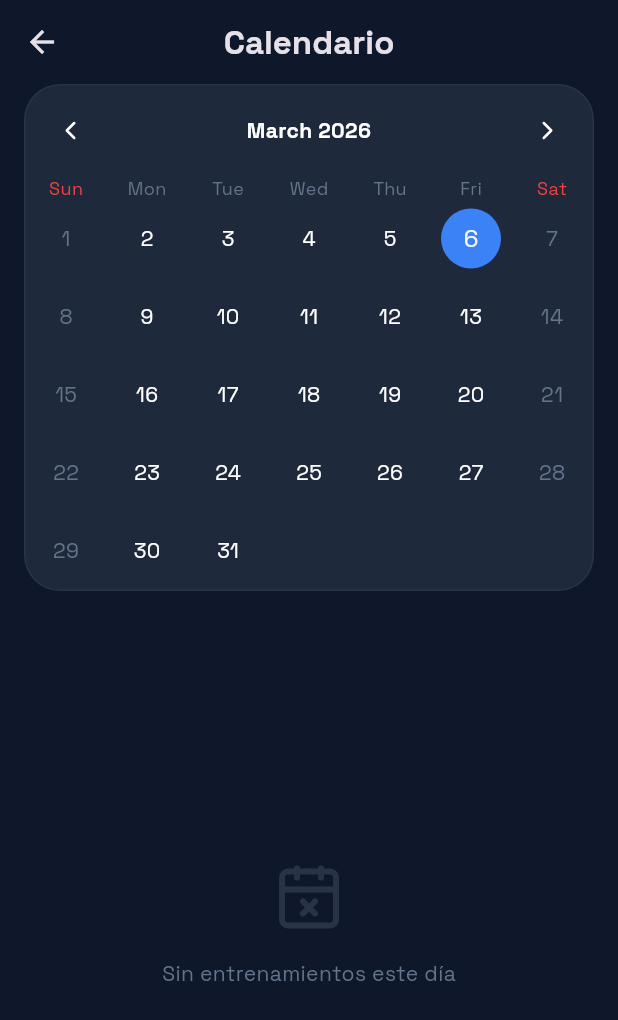
After one commit to S3ndoH/contador_vueltas_app, a Flutter app: the HomeScreen screen opened by its route, item 2 of the bottom bar chosen, on a phone screen of 412 x 824 dp. The commit adds this screen. Shown: the top 1020 px of the screen. Run offline on Flutter 3.47's test engine with Material 3 defaults, Android fonts, the phone set to English and light mode, and no system bars; drawn by our look-alikes of table_calendar; our stand-ins replace connectivity_plus, google_fonts, lucide_icons, shared_preferences, supabase_flutter; missing offline and left inert: wear_plus; accounts and stored records are empty; network calls fail.

Commit message:
feat: limit recent sessions to 5 and add calendar feature to home screen navigation

```diff
--- a/lib/main.dart
+++ b/lib/main.dart
@@ -5,6 +5,7 @@ import 'screens/login_screen.dart';
 import 'screens/register_screen.dart';
 import 'screens/home_screen.dart';
 import 'screens/training_screen.dart';
+import 'screens/calendar_screen.dart';
 
 void main() async {
   WidgetsFlutterBinding.ensureInitialized();
@@ -32,6 +33,7 @@ class MyApp extends StatelessWidget {
         '/register': (context) => const RegisterScreen(),
         '/home': (context) => const HomeScreen(),
         '/training': (context) => const TrainingScreen(),
+        '/calendar': (context) => const CalendarScreen(),
       },
     );
   }
--- /dev/null
+++ b/lib/screens/calendar_screen.dart
@@ -0,0 +1,259 @@
+import 'package:flutter/material.dart';
+import 'package:table_calendar/table_calendar.dart';
+import 'package:lucide_icons/lucide_icons.dart';
+import 'package:intl/intl.dart';
+import '../theme.dart';
+import '../models/training_summary.dart';
+import '../services/database_service.dart';
+
+class CalendarScreen extends StatefulWidget {
+  const CalendarScreen({super.key});
+
+  @override
+  State<CalendarScreen> createState() => _CalendarScreenState();
+}
+
+class _CalendarScreenState extends State<CalendarScreen> {
+  final _databaseService = DatabaseService();
+  CalendarFormat _calendarFormat = CalendarFormat.month;
+  DateTime _focusedDay = DateTime.now();
+  DateTime? _selectedDay;
+  List<TrainingSummary> _selectedEvents = [];
+  bool _isLoading = false;
+
+  @override
+  void initState() {
+    super.initState();
+    _selectedDay = _focusedDay;
+    _loadEventsForDay(_selectedDay!);
+  }
+
+  Future<void> _loadEventsForDay(DateTime day) async {
+    setState(() => _isLoading = true);
+    final events = await _databaseService.getTrainingsByDate(day);
+    if (mounted) {
+      setState(() {
+        _selectedEvents = events;
+        _isLoading = false;
+      });
+    }
+  }
+
+  @override
+  Widget build(BuildContext context) {
+    return Scaffold(
+      backgroundColor: AppColors.backgroundDark,
+      appBar: AppBar(
+        title: const Text(
+          'Calendario',
+          style: TextStyle(fontWeight: FontWeight.bold),
+        ),
+        backgroundColor: Colors.transparent,
+        elevation: 0,
+        centerTitle: true,
+      ),
+      body: Column(
+        children: [
+          _buildCalendar(),
+          const SizedBox(height: 16),
+          Expanded(
+            child: _isLoading
+                ? const Center(child: CircularProgressIndicator())
+                : _selectedEvents.isEmpty
+                ? _buildEmptyState()
+                : _buildEventsList(),
+          ),
+        ],
+      ),
+    );
+  }
+
+  Widget _buildCalendar() {
+    return Container(
+      margin: const EdgeInsets.symmetric(horizontal: 16),
+      decoration: BoxDecoration(
+        color: AppColors.surfaceDark,
+        borderRadius: BorderRadius.circular(24),
+        border: Border.all(color: Colors.white.withValues(alpha: 0.05)),
+      ),
+      child: TableCalendar(
+        firstDay: DateTime.utc(2024, 1, 1),
+        lastDay: DateTime.utc(2030, 12, 31),
+        focusedDay: _focusedDay,
+        calendarFormat: _calendarFormat,
+        selectedDayPredicate: (day) => isSameDay(_selectedDay, day),
+        onDaySelected: (selectedDay, focusedDay) {
+          if (!isSameDay(_selectedDay, selectedDay)) {
+            setState(() {
+              _selectedDay = selectedDay;
+              _focusedDay = focusedDay;
+            });
+            _loadEventsForDay(selectedDay);
+          }
+        },
+        onFormatChanged: (format) {
+          if (_calendarFormat != format) {
+            setState(() => _calendarFormat = format);
+          }
+        },
+        onPageChanged: (focusedDay) {
+          _focusedDay = focusedDay;
+        },
+        // Styling
+        calendarStyle: const CalendarStyle(
+          todayDecoration: BoxDecoration(
+            color: Color(0x333B82F6),
+            shape: BoxShape.circle,
+          ),
+          selectedDecoration: BoxDecoration(
+            color: AppColors.primary,
+            shape: BoxShape.circle,
+          ),
+          markerDecoration: BoxDecoration(
+            color: AppColors.primary,
+            shape: BoxShape.circle,
+          ),
+          outsideDaysVisible: false,
+          defaultTextStyle: TextStyle(color: Colors.white),
+          weekendTextStyle: TextStyle(color: AppColors.textMuted),
+        ),
+        headerStyle: const HeaderStyle(
+          formatButtonVisible: false,
+          titleCentered: true,
+          titleTextStyle: TextStyle(
+            color: Colors.white,
+            fontWeight: FontWeight.bold,
+          ),
+          leftChevronIcon: Icon(
+            LucideIcons.chevronLeft,
+            color: Colors.white,
+            size: 20,
+          ),
+          rightChevronIcon: Icon(
+            LucideIcons.chevronRight,
+            color: Colors.white,
+            size: 20,
+          ),
+        ),
+        daysOfWeekStyle: const DaysOfWeekStyle(
+          weekdayStyle: TextStyle(color: AppColors.textMuted, fontSize: 12),
+          weekendStyle: TextStyle(color: AppColors.error, fontSize: 12),
+        ),
+      ),
+    );
+  }
+
+  Widget _buildEmptyState() {
+    return Column(
+      mainAxisAlignment: MainAxisAlignment.center,
+      children: [
+        Icon(
+          LucideIcons.calendarX,
+          size: 48,
+          color: AppColors.textMuted.withValues(alpha: 0.3),
+        ),
+        const SizedBox(height: 16),
+        const Text(
+          'Sin entrenamientos este día',
+          style: TextStyle(color: AppColors.textMuted),
+        ),
+      ],
+    );
+  }
+
+  Widget _buildEventsList() {
+    return ListView.builder(
+      padding: const EdgeInsets.symmetric(horizontal: 24),
+      itemCount: _selectedEvents.length,
+      itemBuilder: (context, index) {
+        final training = _selectedEvents[index];
+        return _buildTrainingCard(training);
+      },
+    );
+  }
+
+  Widget _buildTrainingCard(TrainingSummary training) {
+    final dateStr = DateFormat('EEE, d MMM').format(training.startedAt);
+    final timeStr = DateFormat('HH:mm').format(training.startedAt);
+
+    return Container(
+      margin: const EdgeInsets.only(bottom: 16),
+      padding: const EdgeInsets.all(16),
+      decoration: BoxDecoration(
+        color: AppColors.surfaceDark,
+        borderRadius: BorderRadius.circular(24),
+        border: Border.all(color: Colors.white.withValues(alpha: 0.05)),
+      ),
+      child: Row(
+        children: [
+          Container(
+            padding: const EdgeInsets.all(12),
+            decoration: BoxDecoration(
+              color: AppColors.backgroundDark,
+              borderRadius: BorderRadius.circular(16),
+            ),
+            child: const Icon(
+              LucideIcons.calendar,
+              color: AppColors.primary,
+              size: 20,
+            ),
+          ),
+          const SizedBox(width: 16),
+          Expanded(
+            child: Column(
+              crossAxisAlignment: CrossAxisAlignment.start,
+              children: [
+                Text(
+                  training.description ?? 'Entrenamiento $dateStr',
+                  style: const TextStyle(
+                    fontWeight: FontWeight.bold,
+                    fontSize: 16,
+                  ),
+                ),
+                const SizedBox(height: 4),
+                Text(
+                  '$dateStr • $timeStr',
+                  style: const TextStyle(
+                    color: AppColors.textMuted,
+                    fontSize: 13,
+                  ),
+                ),
+              ],
+            ),
+          ),
+          Column(
+            crossAxisAlignment: CrossAxisAlignment.end,
+            children: [
+              Text(
+                '${training.totalLaps} Vueltas',
+                style: const TextStyle(
+                  fontWeight: FontWeight.bold,
+                  color: Colors.white,
+                ),
+              ),
+              const SizedBox(height: 4),
+              Row(
+                children: [
+                  const Icon(
+                    LucideIcons.trendingUp,
+                    size: 12,
+                    color: AppColors.success,
+                  ),
+                  const SizedBox(width: 4),
+                  Text(
+                    '${training.sessionAvgSpeed} km/h',
+                    style: const TextStyle(
+                      color: AppColors.success,
+                      fontSize: 12,
+                      fontWeight: FontWeight.bold,
+                    ),
+                  ),
+                ],
+              ),
+            ],
+          ),
+        ],
+      ),
+    );
+  }
+}
--- a/pubspec.yaml
+++ b/pubspec.yaml
@@ -41,6 +41,7 @@ dependencies:
   wear_plus: ^1.2.4
   shared_preferences: 2.5.2
   connectivity_plus: 6.1.3
+  table_calendar: ^3.1.3
 
 dev_dependencies:
   flutter_test:
```
Also changed, not shown: lib/screens/home_screen.dart (+22 -7 lines), lib/services/database_service.dart (+24 -2 lines), pubspec.lock.
